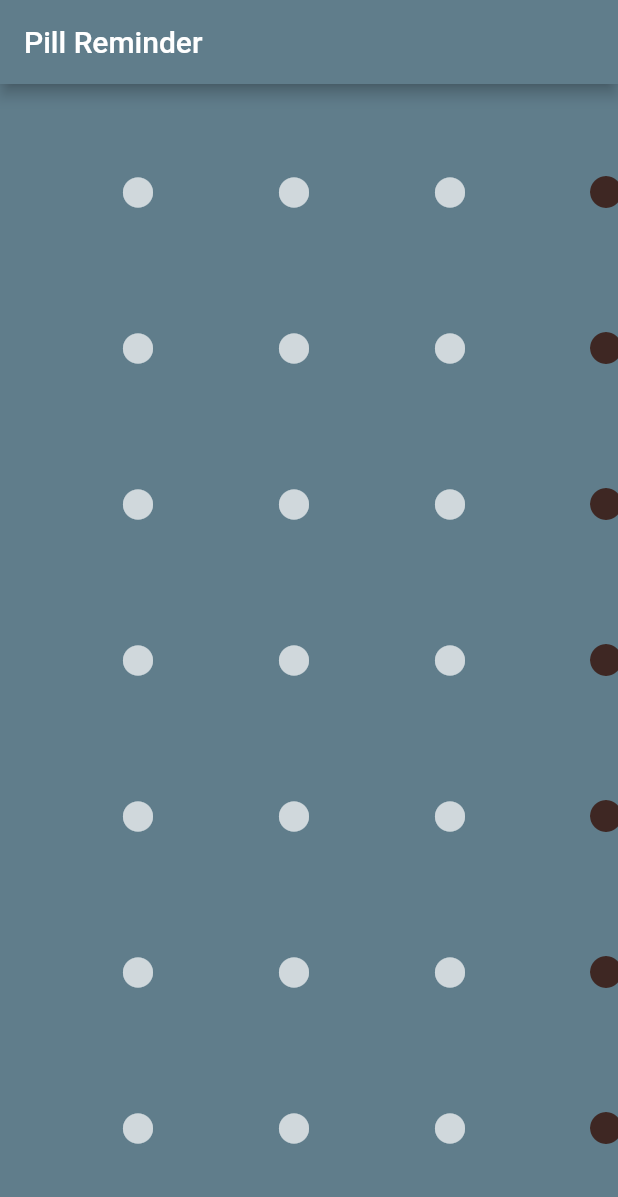
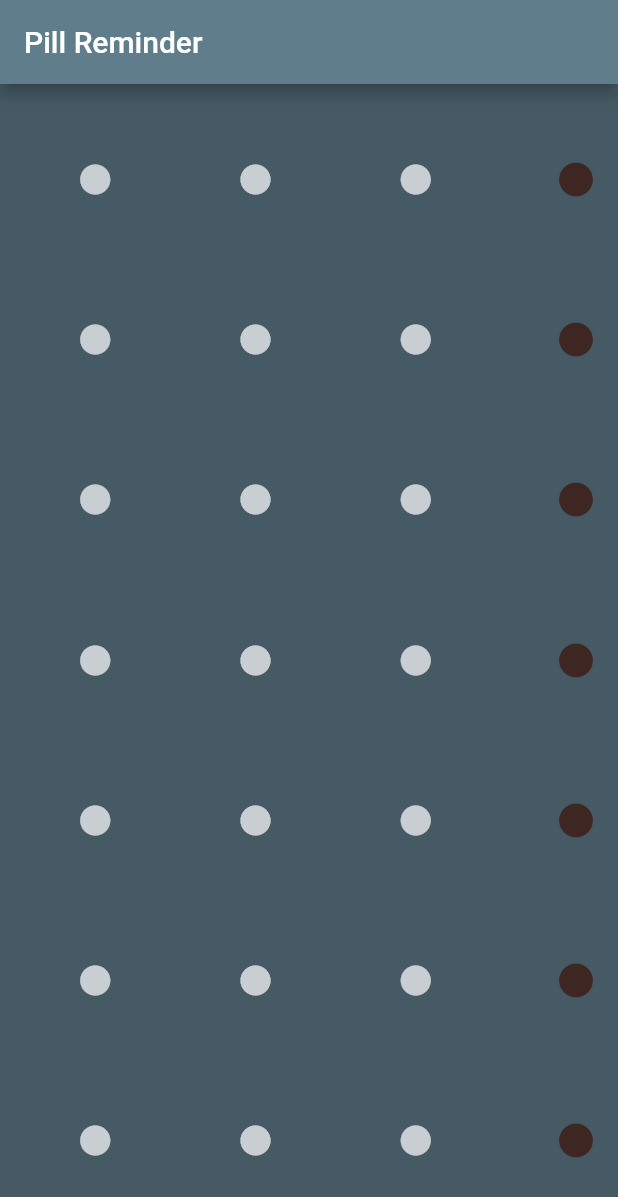
Before and after one commit to briannaAndCo/cycle_less, a Flutter app: the screen it shows after launch, on a phone screen of 412 x 824 dp. Shown: the top 1197 px of the screen. Run offline on Flutter 3.47's test engine with Material 2 defaults, Android fonts, the phone set to English and light mode, and no system bars.

Commit message:
Fixed centering issues, playing with colors.

```diff
--- a/lib/home_page.dart
+++ b/lib/home_page.dart
@@ -26,7 +26,7 @@ class _HomePageState extends State<HomePage> {
         title: Text(widget.title),
       ),
       body: Container(
-          color: Colors.blueGrey[500],
+          color: Colors.blueGrey[700],
           child: PillPackage(totalWeeks: 4, placeboDays: 7)),
     );
   }
--- a/lib/pill.dart
+++ b/lib/pill.dart
@@ -19,7 +19,7 @@ class _PillState extends State<Pill> {
     Color color = _pressed
         ? Colors.grey
         : (widget.isActive ? Colors.white70 : Colors.brown[900]);
-    double size = _pressed ? 32 : (widget.isActive ? 30 : 32);
+    double size = _pressed ? 32 : (widget.isActive ? 30 : 34);
 
     return Container(
         height: 60,
--- a/lib/pill_package.dart
+++ b/lib/pill_package.dart
@@ -19,16 +19,18 @@ class _PillPackageState extends State<PillPackage> {
       // in the middle of the parent.
       child: GridView.count(
           primary: false,
-          padding: const EdgeInsets.fromLTRB(40, 20, 20, 20),
+          padding: const EdgeInsets.all(10),
           crossAxisCount: 7,
           scrollDirection: Axis.horizontal,
+          shrinkWrap: true,
           children: getPills()),
     );
   }
 
   List<Widget> getPills() {
     int partialWeekActivePills = 7 - widget.placeboDays;
-    int activePills = widget.totalWeeks * 7 - widget.placeboDays - partialWeekActivePills;
+    int activePills =
+        widget.totalWeeks * 7 - widget.placeboDays - partialWeekActivePills;
 
     //Because the grid fills from top to bottom, the last active pills
     // must be put before the last active pills if there are any partial week active pills.
```
